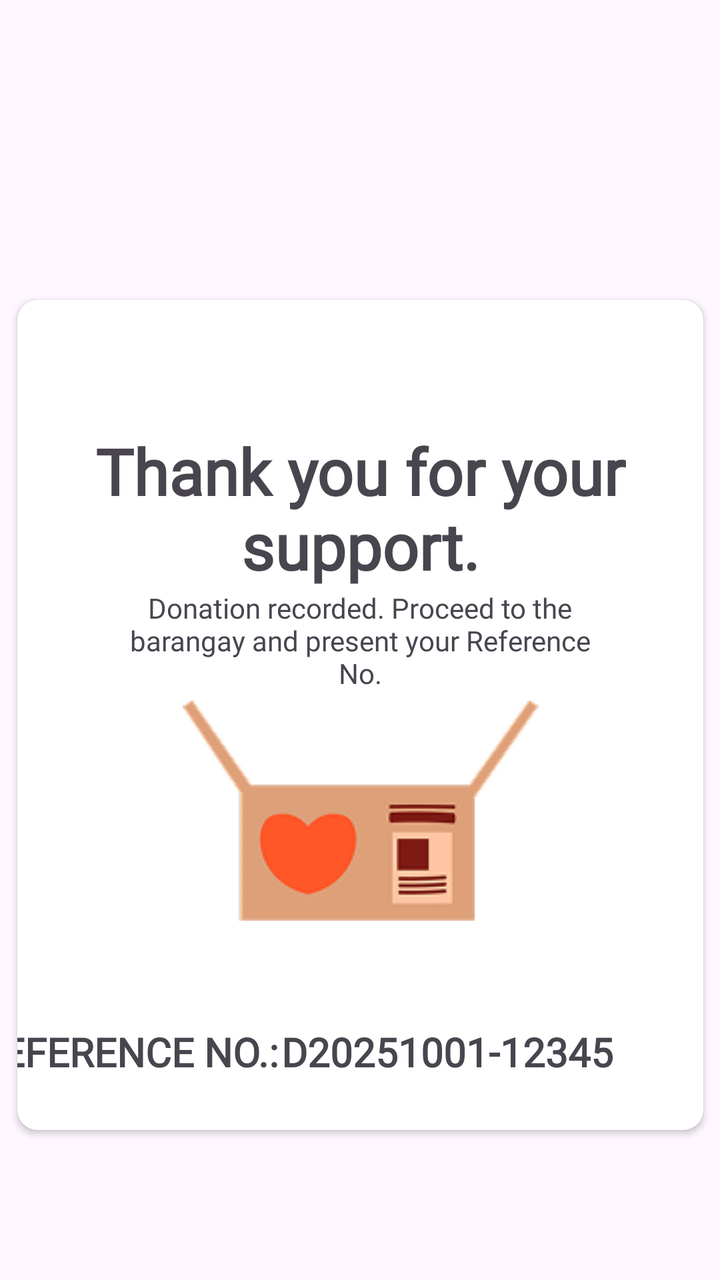
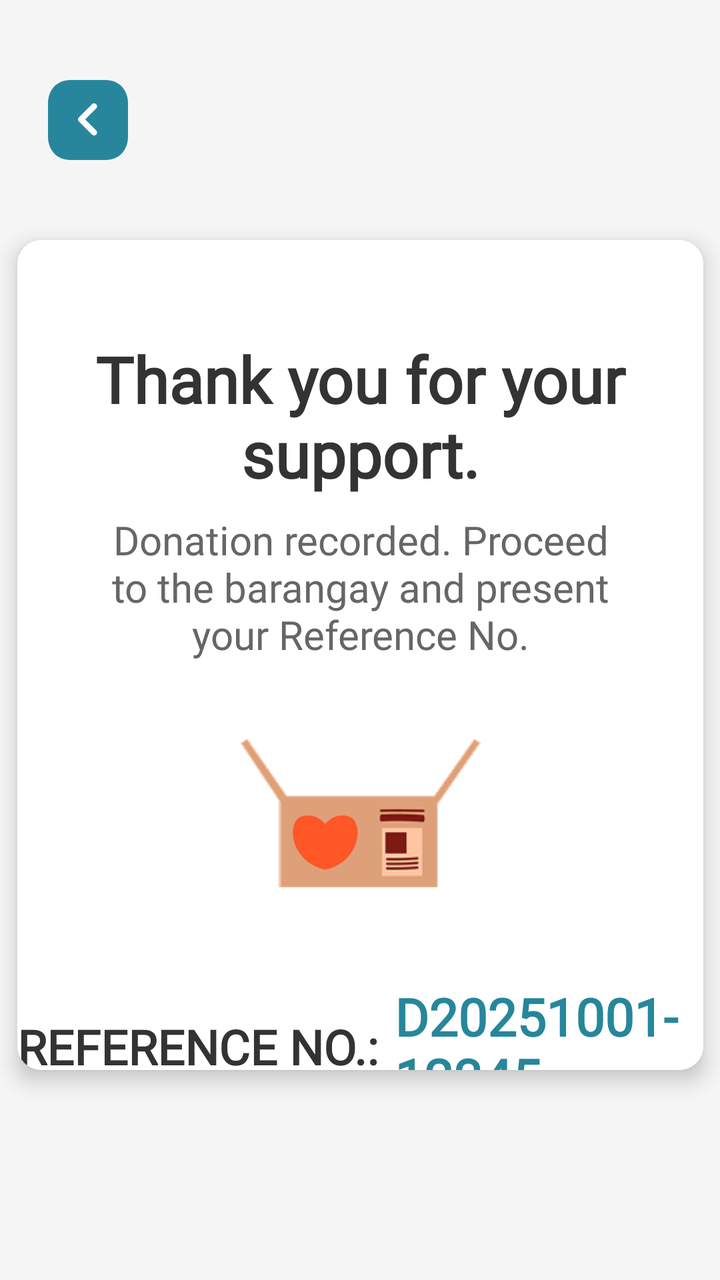

Screens rendered from an Android XML layout before and after an edit, with the pre-edit source and the edit as a unified diff.
<!-- AndroidManifest.xml: application theme Theme.Dawnasyon_v1 -->
<!-- res/layout/fragment_reference.xml -->
<?xml version="1.0" encoding="utf-8"?>
<FrameLayout xmlns:android="http://schemas.android.com/apk/res/android"
    xmlns:app="http://schemas.android.com/apk/res-auto"
    xmlns:tools="http://schemas.android.com/tools"
    android:layout_width="match_parent"
    android:layout_height="match_parent"
    tools:context=".Reference_fragment">

    <androidx.constraintlayout.widget.ConstraintLayout
        android:layout_width="match_parent"
        android:layout_height="match_parent">

        <androidx.cardview.widget.CardView
            android:id="@+id/cardMain"
            android:layout_width="343dp"
            android:layout_height="415dp"
            android:layout_marginStart="8dp"
            android:layout_marginTop="150dp"
            android:layout_marginEnd="8dp"
            app:cardCornerRadius="10dp"
            app:layout_constraintEnd_toEndOf="parent"
            app:layout_constraintStart_toStartOf="parent"
            app:layout_constraintTop_toTopOf="parent">

            <androidx.constraintlayout.widget.ConstraintLayout
                android:layout_width="match_parent"
                android:layout_height="match_parent">

                <TextView
                    android:id="@+id/textView2"
                    android:layout_width="wrap_content"
                    android:layout_height="wrap_content"
                    android:layout_marginTop="64dp"
                    android:fontFamily="@font/dongle"
                    android:text="@string/thank_you_for_your_support"
                    android:textAlignment="center"
                    android:textSize="32sp"
                    android:textStyle="bold"
                    app:layout_constraintEnd_toEndOf="parent"
                    app:layout_constraintStart_toStartOf="parent"
                    app:layout_constraintTop_toTopOf="parent" />

                <TextView
                    android:id="@+id/textView4"
                    android:layout_width="253dp"
                    android:layout_height="56dp"
                    android:layout_marginStart="32dp"
                    android:layout_marginEnd="32dp"
                    android:fontFamily="@font/dongle"
                    android:text="@string/donation_recorded_proceed_to_the_barangay_and_present_your_reference_no"
                    android:textAlignment="center"
                    app:layout_constraintEnd_toEndOf="parent"
                    app:layout_constraintStart_toStartOf="parent"
                    app:layout_constraintTop_toBottomOf="@+id/textView2" />

                <ImageView
                    android:id="@+id/imageView6"
                    android:layout_width="wrap_content"
                    android:layout_height="wrap_content"
                    android:layout_marginStart="32dp"
                    android:layout_marginEnd="32dp"
                    android:src="@drawable/box"
                    app:layout_constraintEnd_toEndOf="parent"
                    app:layout_constraintStart_toStartOf="parent"
                    app:layout_constraintTop_toBottomOf="@+id/textView4" />

                <TextView
                    android:id="@+id/textView5"
                    android:layout_width="wrap_content"
                    android:layout_height="wrap_content"
                    android:layout_marginStart="44dp"
                    android:layout_marginTop="52dp"
                    android:layout_marginEnd="66dp"
                    android:fontFamily="@font/dongle"
                    android:text="@string/reference_no"
                    android:textSize="20sp"
                    android:textStyle="bold"
                    app:layout_constraintEnd_toStartOf="@+id/txtReference"
                    app:layout_constraintStart_toStartOf="parent"
                    app:layout_constraintTop_toBottomOf="@+id/imageView6" />

                <TextView
                    android:id="@+id/txtReference"
                    android:layout_width="wrap_content"
                    android:layout_height="wrap_content"
                    android:layout_marginTop="52dp"
                    android:layout_marginEnd="45dp"
                    android:fontFamily="@font/dongle"
                    android:text="D20251001-12345"
                    android:textSize="20sp"
                    android:textStyle="bold"
                    app:layout_constraintEnd_toEndOf="parent"
                    app:layout_constraintTop_toBottomOf="@+id/imageView6" />
            </androidx.constraintlayout.widget.ConstraintLayout>
        </androidx.cardview.widget.CardView>
    </androidx.constraintlayout.widget.ConstraintLayout>
</FrameLayout>
<!-- resources referenced by this layout -->
<resources>
  <!-- drawable box: png bitmap (drawable, 7258 bytes) -->
  <string name="donation_recorded_proceed_to_the_barangay_and_present_your_reference_no" translatable="false">Donation recorded. Proceed to the barangay and present your Reference No.</string>
  <string name="reference_no" translatable="false">REFERENCE NO.:</string>
  <string name="thank_you_for_your_support">Thank you for your support.</string>
  <style name="Theme.Dawnasyon_v1" parent="Base.Theme.Dawnasyon_v1" />
  <style name="Base.Theme.Dawnasyon_v1" parent="Theme.Material3.Light.NoActionBar">
          
          
      </style>
</resources>

<!-- the commit's change to res/layout/fragment_reference.xml (unified diff, before → after) -->
@@ -4,93 +4,119 @@
     xmlns:tools="http://schemas.android.com/tools"
     android:layout_width="match_parent"
     android:layout_height="match_parent"
+    android:background="#F5F5F5"
     tools:context=".Reference_fragment">
 
     <androidx.constraintlayout.widget.ConstraintLayout
         android:layout_width="match_parent"
         android:layout_height="match_parent">
 
+        <ImageButton
+            android:id="@+id/btn_back"
+            android:layout_width="40dp"
+            android:layout_height="40dp"
+            android:layout_marginStart="24dp"
+            android:layout_marginTop="40dp"
+            android:background="@drawable/bg_circle_teal"
+            android:src="@drawable/ic_left"
+            app:tint="@color/white"
+            app:layout_constraintStart_toStartOf="parent"
+            app:layout_constraintTop_toTopOf="parent" />
+
         <androidx.cardview.widget.CardView
             android:id="@+id/cardMain"
             android:layout_width="343dp"
             android:layout_height="415dp"
-            android:layout_marginStart="8dp"
-            android:layout_marginTop="150dp"
-            android:layout_marginEnd="8dp"
-            app:cardCornerRadius="10dp"
+            android:layout_marginTop="120dp"
+            app:cardCornerRadius="12dp"
+            app:cardElevation="6dp"
             app:layout_constraintEnd_toEndOf="parent"
             app:layout_constraintStart_toStartOf="parent"
             app:layout_constraintTop_toTopOf="parent">
 
             <androidx.constraintlayout.widget.ConstraintLayout
                 android:layout_width="match_parent"
-                android:layout_height="match_parent">
-
-                <TextView
-                    android:id="@+id/textView2"
-                    android:layout_width="wrap_content"
-                    android:layout_height="wrap_content"
-                    android:layout_marginTop="64dp"
-                    android:fontFamily="@font/dongle"
-                    android:text="@string/thank_you_for_your_support"
-                    android:textAlignment="center"
-                    android:textSize="32sp"
-                    android:textStyle="bold"
-                    app:layout_constraintEnd_toEndOf="parent"
-                    app:layout_constraintStart_toStartOf="parent"
-                    app:layout_constraintTop_toTopOf="parent" />
+                android:layout_height="match_parent"
+                android:background="@color/white"> <TextView
+                android:id="@+id/textView2"
+                android:layout_width="wrap_content"
+                android:layout_height="wrap_content"
+                android:layout_marginTop="48dp"
+                android:fontFamily="@font/dongle"
+                android:text="@string/thank_you_for_your_support"
+                android:textAlignment="center"
+                android:textColor="#333333"
+                android:textSize="32sp"
+                android:textStyle="bold"
+                app:layout_constraintEnd_toEndOf="parent"
+                app:layout_constraintStart_toStartOf="parent"
+                app:layout_constraintTop_toTopOf="parent" />
 
                 <TextView
                     android:id="@+id/textView4"
-                    android:layout_width="253dp"
-                    android:layout_height="56dp"
-                    android:layout_marginStart="32dp"
-                    android:layout_marginEnd="32dp"
+                    android:layout_width="260dp"
+                    android:layout_height="wrap_content"
+                    android:layout_marginTop="8dp"
                     android:fontFamily="@font/dongle"
                     android:text="@string/donation_recorded_proceed_to_the_barangay_and_present_your_reference_no"
                     android:textAlignment="center"
+                    android:textColor="#666666"
+                    android:textSize="20sp"
                     app:layout_constraintEnd_toEndOf="parent"
                     app:layout_constraintStart_toStartOf="parent"
                     app:layout_constraintTop_toBottomOf="@+id/textView2" />
 
                 <ImageView
                     android:id="@+id/imageView6"
-                    android:layout_width="wrap_content"
-                    android:layout_height="wrap_content"
-                    android:layout_marginStart="32dp"
-                    android:layout_marginEnd="32dp"
+                    android:layout_width="120dp"
+                    android:layout_height="120dp"
+                    android:layout_marginTop="16dp"
                     android:src="@drawable/box"
                     app:layout_constraintEnd_toEndOf="parent"
                     app:layout_constraintStart_toStartOf="parent"
                     app:layout_constraintTop_toBottomOf="@+id/textView4" />
 
-                <TextView
-                    android:id="@+id/textView5"
+                <LinearLayout
                     android:layout_width="wrap_content"
                     android:layout_height="wrap_content"
-                    android:layout_marginStart="44dp"
-                    android:layout_marginTop="52dp"
-                    android:layout_marginEnd="66dp"
-                    android:fontFamily="@font/dongle"
-                    android:text="@string/reference_no"
-                    android:textSize="20sp"
-                    android:textStyle="bold"
-                    app:layout_constraintEnd_toStartOf="@+id/txtReference"
+                    android:orientation="horizontal"
+                    android:gravity="center_vertical"
+                    android:layout_marginTop="24dp"
+                    app:layout_constraintEnd_toEndOf="parent"
                     app:layout_constraintStart_toStartOf="parent"
-                    app:layout_constraintTop_toBottomOf="@+id/imageView6" />
+                    app:layout_constraintTop_toBottomOf="@+id/imageView6">
 
-                <TextView
-                    android:id="@+id/txtReference"
-                    android:layout_width="wrap_content"
-                    android:layout_height="wrap_content"
-                    android:layout_marginTop="52dp"
-                    android:layout_marginEnd="45dp"
-                    android:fontFamily="@font/dongle"
-                    android:text="D20251001-12345"
-                    android:textSize="20sp"
-                    android:textStyle="bold"
-                    app:layout_constraintEnd_toEndOf="parent"
-                    app:layout_constraintTop_toBottomOf="@+id/imageView6" />
+                    <TextView
+                        android:id="@+id/textView5"
+                        android:layout_width="wrap_content"
+                        android:layout_height="wrap_content"
+                        android:fontFamily="@font/dongle"
+                        android:text="@string/reference_no"
+                        android:textColor="#333333"
+                        android:textSize="24sp"
+                        android:textStyle="bold" />
+
+                    <TextView
+                        android:id="@+id/txtReference"
+                        android:layout_width="wrap_content"
+                        android:layout_height="wrap_content"
+                        android:layout_marginStart="8dp"
+                        android:fontFamily="@font/dongle"
+                        android:text="D20251001-12345"
+                        android:textColor="#27869B"
+                        android:textSize="26sp"
+                        android:textStyle="bold" />
+
+                    <ImageButton
+                        android:id="@+id/btn_save_image"
+                        android:layout_width="32dp"
+                        android:layout_height="32dp"
+                        android:layout_marginStart="8dp"
+                        android:background="?attr/selectableItemBackgroundBorderless"
+                        android:src="@android:drawable/ic_menu_save"
+                        app:tint="#27869B" />
+                </LinearLayout>
+
             </androidx.constraintlayout.widget.ConstraintLayout>
         </androidx.cardview.widget.CardView>
     </androidx.constraintlayout.widget.ConstraintLayout>
<!-- resource entries referenced after the edit -->
@@ -1,6 +1,31 @@
 <!-- resources referenced by this layout -->
 <resources>
+  <color name="white">#FFFFFFFF</color>
+  <!-- drawable bg_circle_teal (drawable) -->
+  <vector xmlns:android="http://schemas.android.com/apk/res/android"
+      android:width="33dp"
+      android:height="33dp"
+      android:viewportWidth="33"
+      android:viewportHeight="33">
+    <path
+        android:pathData="M9.339,33L23.645,33C29.238,33 33,29.073 33,23.232L33,9.752C33,3.927 29.238,0 23.645,0L9.339,0C3.746,0 0,3.927 0,9.752L0,23.232C0,29.073 3.746,33 9.339,33Z"
+        android:fillColor="#27869B"/>
+  </vector>
   <!-- drawable box: png bitmap (drawable, 7258 bytes) -->
+  <!-- drawable ic_left (drawable) -->
+  <vector xmlns:android="http://schemas.android.com/apk/res/android"
+      android:width="10dp"
+      android:height="17dp"
+      android:viewportWidth="10"
+      android:viewportHeight="17">
+    <path
+        android:pathData="M8.045,14.59L1.5,8.045L8.045,1.5"
+        android:strokeLineJoin="round"
+        android:strokeWidth="3"
+        android:fillColor="#00000000"
+        android:strokeColor="#FCFBFE"
+        android:strokeLineCap="round"/>
+  </vector>
   <string name="donation_recorded_proceed_to_the_barangay_and_present_your_reference_no" translatable="false">Donation recorded. Proceed to the barangay and present your Reference No.</string>
   <string name="reference_no" translatable="false">REFERENCE NO.:</string>
   <string name="thank_you_for_your_support">Thank you for your support.</string>
